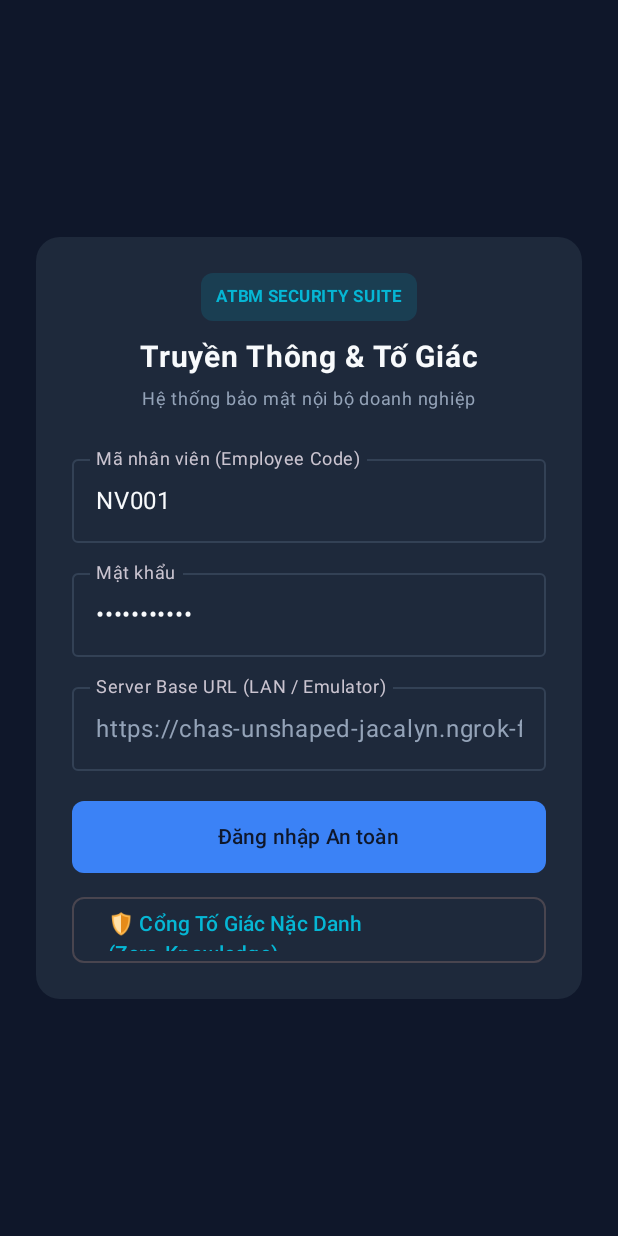
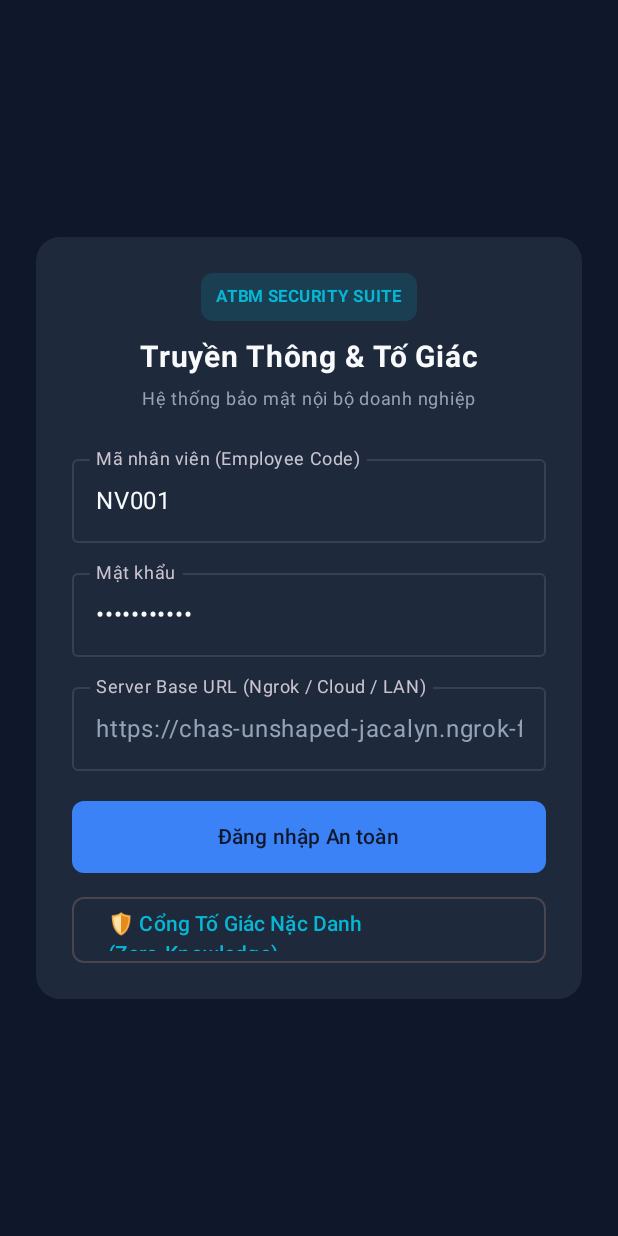
Before and after one commit to tuananhdayne/secure-internal-comms, an Android app built with Jetpack Compose: the screen it shows after launch (MainActivity), on a phone screen of 412 x 824 dp. Run offline under Robolectric (Android 15) with nearby library versions, the phone set to English and light mode, and no system bars.

Commit message:
docs(ngrok): update all docs, ui labels, and build fresh APK for ngrok static domain

```diff
--- a/android/app/src/main/kotlin/com/atbm/app/ui/screens/LoginScreen.kt
+++ b/android/app/src/main/kotlin/com/atbm/app/ui/screens/LoginScreen.kt
@@ -136,7 +136,7 @@ fun LoginScreen(
                         serverUrl = it
                         NetworkClient.updateBaseUrl(it)
                     },
-                    label = { Text("Server Base URL (LAN / Emulator)") },
+                    label = { Text("Server Base URL (Ngrok / Cloud / LAN)") },
                     singleLine = true,
                     modifier = Modifier.fillMaxWidth(),
                     colors = OutlinedTextFieldDefaults.colors(
```
Also changed, not shown: 3 other files.
